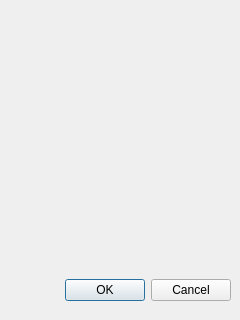
AnkushVarshneya/CUTPS, file D4_TeamJava/cuTPS_gui/CheckoutFormDialog.ui: the form before one commit.
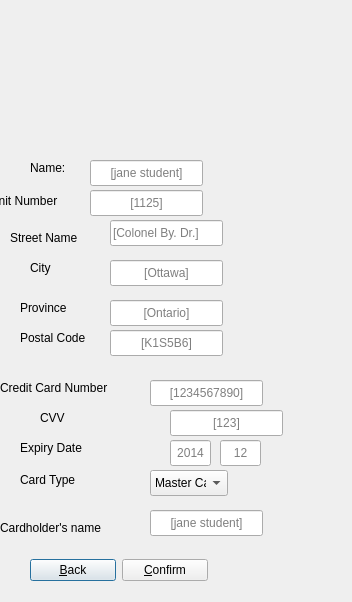
The form after the commit.

```diff
--- a/D4_TeamJava/cuTPS_gui/CheckoutFormDialog.ui
+++ b/D4_TeamJava/cuTPS_gui/CheckoutFormDialog.ui
@@ -5,27 +5,387 @@
    <rect>
     <x>0</x>
     <y>0</y>
-    <width>240</width>
-    <height>320</height>
+    <width>352</width>
+    <height>602</height>
    </rect>
   </property>
   <property name="windowTitle">
    <string>Dialog</string>
   </property>
-  <widget class="QDialogButtonBox" name="buttonBox">
+  <widget class="QWidget" name="horizontalLayoutWidget">
    <property name="geometry">
     <rect>
-     <x>10</x>
-     <y>270</y>
-     <width>221</width>
+     <x>30</x>
+     <y>550</y>
+     <width>178</width>
      <height>41</height>
     </rect>
    </property>
-   <property name="orientation">
-    <enum>Qt::Horizontal</enum>
+   <layout class="QHBoxLayout" name="horizontalLayout">
+    <item>
+     <widget class="QPushButton" name="backOption">
+      <property name="text">
+       <string>&amp;Back</string>
+      </property>
+     </widget>
+    </item>
+    <item>
+     <widget class="QPushButton" name="confirmOption">
+      <property name="text">
+       <string>&amp;Confirm</string>
+      </property>
+     </widget>
+    </item>
+   </layout>
+  </widget>
+  <widget class="QWidget" name="formLayoutWidget">
+   <property name="geometry">
+    <rect>
+     <x>10</x>
+     <y>10</y>
+     <width>211</width>
+     <height>131</height>
+    </rect>
    </property>
-   <property name="standardButtons">
-    <set>QDialogButtonBox::Cancel|QDialogButtonBox::Ok</set>
+   <layout class="QFormLayout" name="formLayout"/>
+  </widget>
+  <widget class="QLabel" name="nameLabel">
+   <property name="geometry">
+    <rect>
+     <x>30</x>
+     <y>160</y>
+     <width>58</width>
+     <height>16</height>
+    </rect>
+   </property>
+   <property name="text">
+    <string>Name: </string>
+   </property>
+  </widget>
+  <widget class="QLineEdit" name="nameLineEdit">
+   <property name="geometry">
+    <rect>
+     <x>90</x>
+     <y>160</y>
+     <width>113</width>
+     <height>26</height>
+    </rect>
+   </property>
+   <property name="alignment">
+    <set>Qt::AlignCenter</set>
+   </property>
+   <property name="placeholderText">
+    <string>[jane student]</string>
+   </property>
+   <property name="cursorMoveStyle">
+    <enum>Qt::VisualMoveStyle</enum>
+   </property>
+  </widget>
+  <widget class="QLabel" name="unitNumberLabel">
+   <property name="geometry">
+    <rect>
+     <x>-10</x>
+     <y>190</y>
+     <width>101</width>
+     <height>21</height>
+    </rect>
+   </property>
+   <property name="text">
+    <string>Unit Number</string>
+   </property>
+  </widget>
+  <widget class="QLineEdit" name="unitNumberLineEdit">
+   <property name="geometry">
+    <rect>
+     <x>90</x>
+     <y>190</y>
+     <width>113</width>
+     <height>26</height>
+    </rect>
+   </property>
+   <property name="alignment">
+    <set>Qt::AlignCenter</set>
+   </property>
+   <property name="placeholderText">
+    <string>[1125]</string>
+   </property>
+  </widget>
+  <widget class="QLabel" name="streetNameLabel">
+   <property name="geometry">
+    <rect>
+     <x>10</x>
+     <y>230</y>
+     <width>91</width>
+     <height>16</height>
+    </rect>
+   </property>
+   <property name="text">
+    <string>Street Name</string>
+   </property>
+  </widget>
+  <widget class="QLineEdit" name="streetNameLineEdit">
+   <property name="geometry">
+    <rect>
+     <x>110</x>
+     <y>220</y>
+     <width>113</width>
+     <height>26</height>
+    </rect>
+   </property>
+   <property name="placeholderText">
+    <string>[Colonel By. Dr.]</string>
+   </property>
+  </widget>
+  <widget class="QLabel" name="cityLabel">
+   <property name="geometry">
+    <rect>
+     <x>30</x>
+     <y>260</y>
+     <width>58</width>
+     <height>16</height>
+    </rect>
+   </property>
+   <property name="text">
+    <string>City</string>
+   </property>
+  </widget>
+  <widget class="QLineEdit" name="cityLineEdit">
+   <property name="geometry">
+    <rect>
+     <x>110</x>
+     <y>260</y>
+     <width>113</width>
+     <height>26</height>
+    </rect>
+   </property>
+   <property name="alignment">
+    <set>Qt::AlignCenter</set>
+   </property>
+   <property name="placeholderText">
+    <string>[Ottawa]</string>
+   </property>
+  </widget>
+  <widget class="QLabel" name="provinceLabel">
+   <property name="geometry">
+    <rect>
+     <x>20</x>
+     <y>300</y>
+     <width>71</width>
+     <height>16</height>
+    </rect>
+   </property>
+   <property name="text">
+    <string>Province</string>
+   </property>
+  </widget>
+  <widget class="QLabel" name="postalCodeLabel">
+   <property name="geometry">
+    <rect>
+     <x>20</x>
+     <y>330</y>
+     <width>91</width>
+     <height>16</height>
+    </rect>
+   </property>
+   <property name="text">
+    <string>Postal Code</string>
+   </property>
+  </widget>
+  <widget class="QLineEdit" name="provinceLineEdit">
+   <property name="geometry">
+    <rect>
+     <x>110</x>
+     <y>300</y>
+     <width>113</width>
+     <height>26</height>
+    </rect>
+   </property>
+   <property name="alignment">
+    <set>Qt::AlignCenter</set>
+   </property>
+   <property name="placeholderText">
+    <string>[Ontario]</string>
+   </property>
+  </widget>
+  <widget class="QLineEdit" name="postalCodeLineEdit">
+   <property name="geometry">
+    <rect>
+     <x>110</x>
+     <y>330</y>
+     <width>113</width>
+     <height>26</height>
+    </rect>
+   </property>
+   <property name="alignment">
+    <set>Qt::AlignCenter</set>
+   </property>
+   <property name="placeholderText">
+    <string>[K1S5B6]</string>
+   </property>
+  </widget>
+  <widget class="QLabel" name="ccNumberLabel">
+   <property name="geometry">
+    <rect>
+     <x>0</x>
+     <y>380</y>
+     <width>121</width>
+     <height>16</height>
+    </rect>
+   </property>
+   <property name="text">
+    <string>Credit Card Number</string>
+   </property>
+  </widget>
+  <widget class="QLabel" name="cvvLabel">
+   <property name="geometry">
+    <rect>
+     <x>40</x>
+     <y>410</y>
+     <width>31</width>
+     <height>16</height>
+    </rect>
+   </property>
+   <property name="text">
+    <string>CVV</string>
+   </property>
+  </widget>
+  <widget class="QLabel" name="expDateLabel">
+   <property name="geometry">
+    <rect>
+     <x>20</x>
+     <y>440</y>
+     <width>101</width>
+     <height>16</height>
+    </rect>
+   </property>
+   <property name="text">
+    <string>Expiry Date</string>
+   </property>
+  </widget>
+  <widget class="QLabel" name="cardTypeLabel">
+   <property name="geometry">
+    <rect>
+     <x>20</x>
+     <y>470</y>
+     <width>81</width>
+     <height>20</height>
+    </rect>
+   </property>
+   <property name="text">
+    <string>Card Type</string>
+   </property>
+  </widget>
+  <widget class="QComboBox" name="cardTypeComboBox">
+   <property name="geometry">
+    <rect>
+     <x>150</x>
+     <y>470</y>
+     <width>78</width>
+     <height>26</height>
+    </rect>
+   </property>
+   <item>
+    <property name="text">
+     <string>Master Card</string>
+    </property>
+   </item>
+   <item>
+    <property name="text">
+     <string>Visa</string>
+    </property>
+   </item>
+  </widget>
+  <widget class="QLabel" name="cardholderNameLabel">
+   <property name="geometry">
+    <rect>
+     <x>0</x>
+     <y>520</y>
+     <width>121</width>
+     <height>16</height>
+    </rect>
+   </property>
+   <property name="text">
+    <string>Cardholder's name</string>
+   </property>
+  </widget>
+  <widget class="QLineEdit" name="cardholderNameLineEdit">
+   <property name="geometry">
+    <rect>
+     <x>150</x>
+     <y>510</y>
+     <width>113</width>
+     <height>26</height>
+    </rect>
+   </property>
+   <property name="alignment">
+    <set>Qt::AlignCenter</set>
+   </property>
+   <property name="placeholderText">
+    <string>[jane student]</string>
+   </property>
+  </widget>
+  <widget class="QLineEdit" name="ccNumberLineEdit">
+   <property name="geometry">
+    <rect>
+     <x>150</x>
+     <y>380</y>
+     <width>113</width>
+     <height>26</height>
+    </rect>
+   </property>
+   <property name="alignment">
+    <set>Qt::AlignCenter</set>
+   </property>
+   <property name="placeholderText">
+    <string>[1234567890]</string>
+   </property>
+  </widget>
+  <widget class="QLineEdit" name="cvvLineEdit">
+   <property name="geometry">
+    <rect>
+     <x>170</x>
+     <y>410</y>
+     <width>113</width>
+     <height>26</height>
+    </rect>
+   </property>
+   <property name="alignment">
+    <set>Qt::AlignCenter</set>
+   </property>
+   <property name="placeholderText">
+    <string>[123]</string>
+   </property>
+  </widget>
+  <widget class="QLineEdit" name="expYearLineEdit">
+   <property name="geometry">
+    <rect>
+     <x>170</x>
+     <y>440</y>
+     <width>41</width>
+     <height>26</height>
+    </rect>
+   </property>
+   <property name="alignment">
+    <set>Qt::AlignCenter</set>
+   </property>
+   <property name="placeholderText">
+    <string>2014</string>
+   </property>
+  </widget>
+  <widget class="QLineEdit" name="expMonthLineEdit">
+   <property name="geometry">
+    <rect>
+     <x>220</x>
+     <y>440</y>
+     <width>41</width>
+     <height>26</height>
+    </rect>
+   </property>
+   <property name="alignment">
+    <set>Qt::AlignCenter</set>
+   </property>
+   <property name="placeholderText">
+    <string>12</string>
    </property>
   </widget>
  </widget>
```
Left out of the diff: 36 changed lines with no effect on the pictures.
